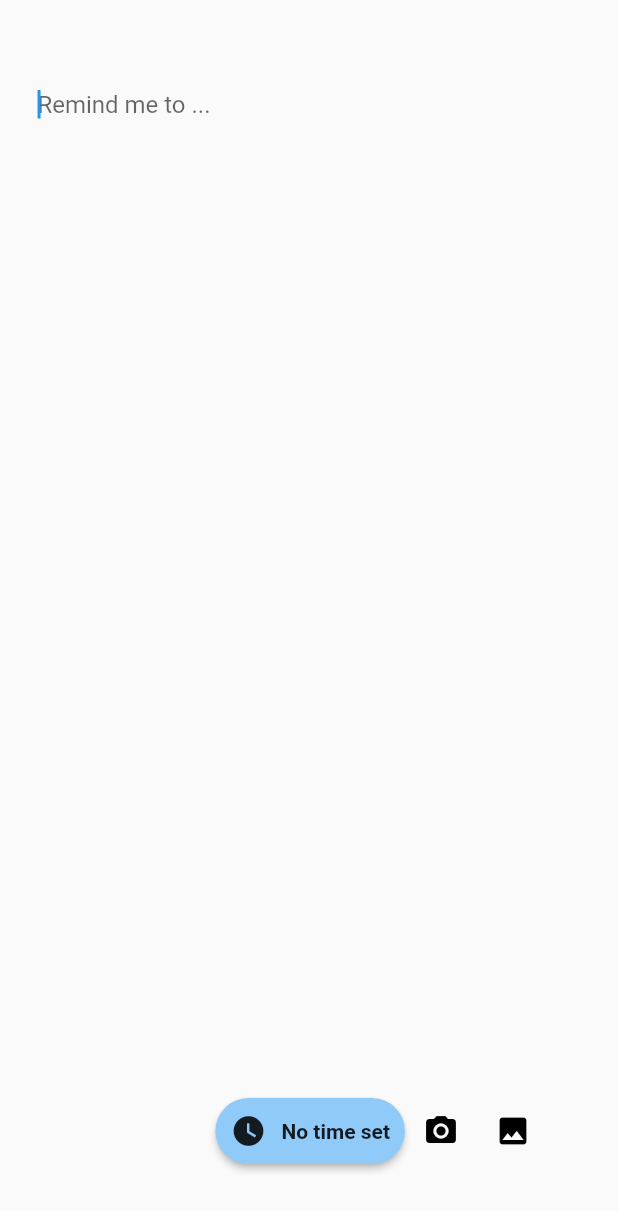
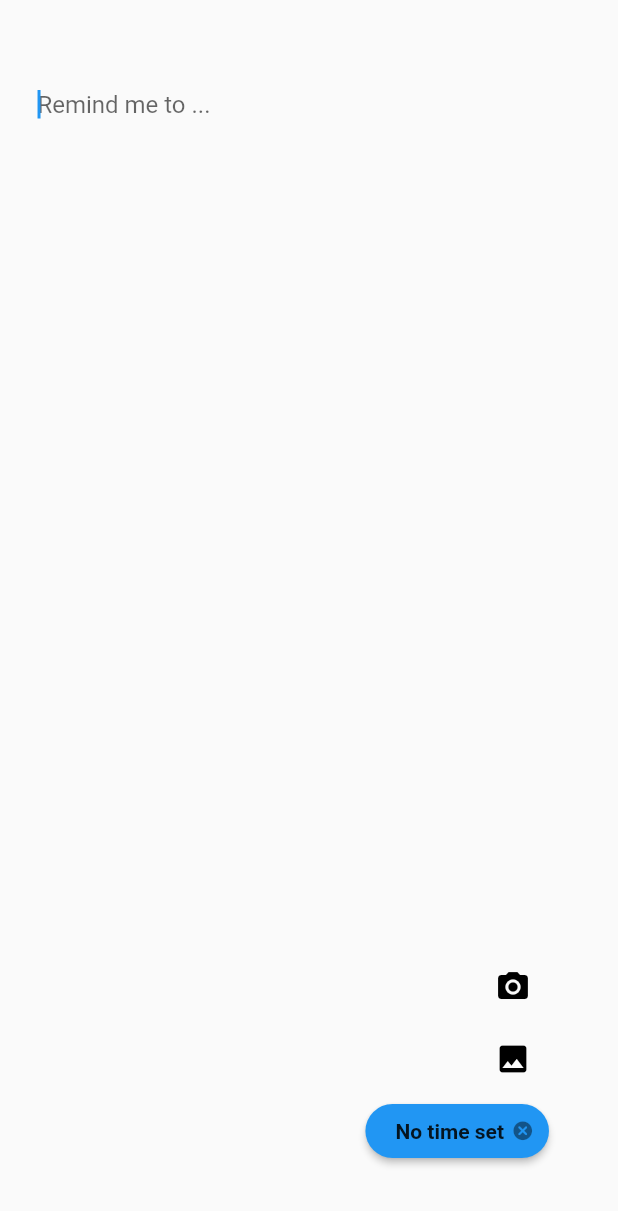
Before and after one commit to sungminoh/procrastinator, a Flutter app: the TodoEditView screen opened by its route, on a phone screen of 412 x 824 dp. Shown: the top 1211 px of the screen. Run offline on Flutter 3.47's test engine with Material 2 defaults, Android fonts, the phone set to English and light mode, and no system bars; our stand-ins replace carousel_slider, flutter_datetime_picker, flutter_local_notifications, flutter_mobx, flutter_slidable, flutter_swiper and 9 more; missing offline and left inert: flutter_page_indicator, multi_image_picker; accounts and stored records are empty; generated files the repository leaves out were written again.

Commit message:
time setting grid button

```diff
--- a/lib/common/compoments/time_editor.dart
+++ b/lib/common/compoments/time_editor.dart
@@ -20,7 +20,7 @@ class TimeEditor extends StatelessWidget {
 
   Widget getText() {
     String formattedDate = formatDateTime(this.dateTime);
-    String dateDiff = formatDateDiff(DateTime.now(), this.dateTime);
+    String dateDiff = formatDateTimeDiff(DateTime.now(), this.dateTime);
     return Text('$formattedDate, $dateDiff');
   }
 
--- a/lib/todos/stores/todo_store.dart
+++ b/lib/todos/stores/todo_store.dart
@@ -4,6 +4,7 @@ import 'package:flutter/material.dart';
 import 'package:my_app/common/dart_api.dart';
 import 'package:mobx/mobx.dart';
 import 'package:my_app/common/locator.dart';
+import 'package:my_app/common/utils.dart';
 import 'package:my_app/todos/services/todo_database_service.dart';
 import 'package:my_app/todos/stores/todo_list_store.dart';
 
@@ -17,7 +18,7 @@ class Todo extends _ObservableTodo {
     todo.id = json['id'];
     todo.content = json['content'];
     todo.imagePaths.addAll(json['imagePaths'].cast<String>());
-    todo.dateTime = json['dateTime'];
+    todo.dateTime = DateTime.parse(json['dateTime']);
     todo.timeZone = json['timeZone'];
     todo.interval = json['interval'];
     todo.snooze = json['snooze'];
@@ -29,7 +30,7 @@ class Todo extends _ObservableTodo {
       'id': id,
       'content': content,
       'imagePaths': List<String>.of(this.imagePaths),
-      'dateTime': dateTime,
+      'dateTime': dateTime.toIso8601String(),
       'timeZone': timeZone,
       'interval': interval,
       'snooze': snooze,
--- a/lib/todos/views/todo_edit_view.dart
+++ b/lib/todos/views/todo_edit_view.dart
@@ -1,12 +1,15 @@
 import 'dart:io';
 
 import 'package:carousel_slider/carousel_slider.dart';
+import 'package:flutter_local_notifications/flutter_local_notifications.dart';
 import 'package:image_picker/image_picker.dart';
+import 'package:multi_image_picker/multi_image_picker.dart';
 import 'package:my_app/common/compoments/text_editor.dart';
 
 import 'package:flutter/material.dart';
 import 'package:flutter_mobx/flutter_mobx.dart';
 import 'package:my_app/common/compoments/floatting_modal.dart';
+import 'package:my_app/common/local_notification.dart';
 import 'package:my_app/common/locator.dart';
 import 'package:my_app/common/utils.dart';
 import 'package:my_app/common/dart_api.dart';
@@ -36,6 +39,7 @@ class _TodoEditViewState extends State<TodoEditView> {
   // final _formKey = GlobalKey<FormState>();
   final TextEditingController textController = TextEditingController();
   final CarouselController buttonCarouselController = CarouselController();
+  final ScrollController scrollController = ScrollController();
 
   @override
   void dispose() {
@@ -49,34 +53,52 @@ class _TodoEditViewState extends State<TodoEditView> {
   @override
   void initState() {
     super.initState();
+    // Text controller
     if (!widget.todo.content.isNullOrEmpty) {
       this.textController.value = TextEditingValue(text: widget.todo.content);
     }
     this.textController.addListener(() {
       widget.todo.content = this.textController.text;
     });
+    // Scroll controller
+    this.scrollController.addListener(() {
+      FocusScope.of(context).requestFocus(FocusNode());
+    });
   }
 
   Widget _getTimeSelectButton() {
     return MaterialButton(
-      color: Theme.of(context).buttonTheme.colorScheme.background,
+      color: widget.todo.dateTime == null ||
+              DateTime.now().isBefore(widget.todo.dateTime)
+          ? Theme.of(context).buttonTheme.colorScheme.primary
+          : Theme.of(context).buttonTheme.colorScheme.error,
       padding: EdgeInsets.all(10.0),
       shape: RoundedRectangleBorder(
         borderRadius: BorderRadius.circular(30),
       ),
       child: Row(
+        mainAxisSize: MainAxisSize.min,
         children: [
-          Icon(Icons.watch_later),
-          SizedBox(
-            width: 10,
+          Container(
+            margin: EdgeInsets.only(left: 10, right: 5),
+            child: Text(
+                widget.todo.dateTime != null
+                    ? '${formatDateTime(widget.todo.dateTime)}, ${formatDateTimeDiff(DateTime.now(), widget.todo.dateTime)}'
+                    : 'No time set',
+                style: TextStyle(
+                  fontWeight: FontWeight.w600,
+                )),
           ),
-          Text(
-              widget.todo.dateTime != null
-                  ? formatDateTime(widget.todo.dateTime)
-                  : 'No time set',
-              style: TextStyle(
-                fontWeight: FontWeight.w600,
-              )),
+          GestureDetector(
+            child: Opacity(
+              opacity: 0.5,
+              child: Icon(
+                Icons.cancel_rounded,
+                size: 15,
+              ),
+            ),
+            onTap: () { widget.todo.dateTime = null; },
+          ),
         ],
       ),
       onPressed: () {
@@ -99,10 +121,10 @@ class _TodoEditViewState extends State<TodoEditView> {
   Widget _buildButtons() {
     return Container(
       padding: EdgeInsets.all(30),
-      child: Row(
+      child: Column(
         mainAxisAlignment: MainAxisAlignment.end,
+        crossAxisAlignment: CrossAxisAlignment.end,
         children: [
-          _getTimeSelectButton(),
           IconButton(
             icon: Icon(Icons.photo_camera),
             color: Colors.black,
@@ -118,11 +140,6 @@ class _TodoEditViewState extends State<TodoEditView> {
             icon: Icon(Icons.insert_photo),
             color: Colors.black,
             onPressed: () {
-              // MultiImagePicker.pickImages(
-              //   maxImages: 300,
-              // ).then((value) {
-              //   logger.i(value.map((e) => Asset).toList());
-              // });
               getImage(ImageSource.gallery).then((file) {
                 if (file != null) {
                   widget.todo.addImage(file.path);
@@ -130,6 +147,7 @@ class _TodoEditViewState extends State<TodoEditView> {
               });
             },
           ),
+          _getTimeSelectButton(),
         ],
       ),
     );
@@ -140,6 +158,7 @@ class _TodoEditViewState extends State<TodoEditView> {
     return Scaffold(
         body: LayoutBuilder(
           builder: (context, viewportConstraints) => SingleChildScrollView(
+            controller: scrollController,
             child: Observer(
               builder: (builder) => ConstrainedBox(
                 constraints:
@@ -168,6 +187,6 @@ class _TodoEditViewState extends State<TodoEditView> {
             ),
           ),
         ),
-        floatingActionButton: _buildButtons());
+        floatingActionButton: Observer(builder: (builder) => _buildButtons()));
   }
 }
```
Also changed, not shown: lib/common/compoments/grid_buttons.dart (+2 -6 lines), lib/common/models/time.dart (added, +29 -0 lines), lib/common/utils.dart (+34 -5 lines), lib/main.dart (+8 -12 lines), lib/todos/components/scheduler.dart (+76 -19 lines), analysis_options.yaml (added), lib/common/locator.config.dart, lib/common/models/time.g.dart (added).
